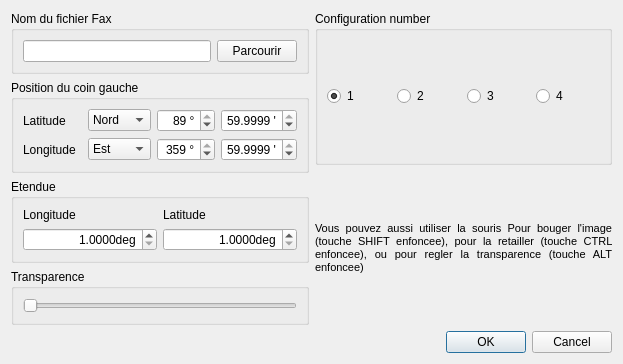
nohal/qtVlm, file src/Ui/dialogFaxMeteo.ui: the form before one commit.
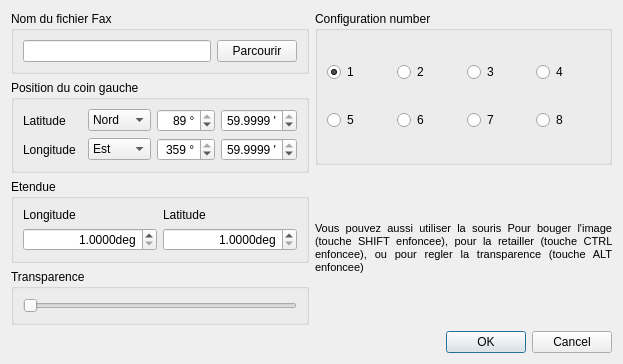
The form after the commit.

```diff
--- a/src/Ui/dialogFaxMeteo.ui
+++ b/src/Ui/dialogFaxMeteo.ui
@@ -7,7 +7,7 @@
     <x>0</x>
     <y>0</y>
     <width>623</width>
-    <height>318</height>
+    <height>328</height>
    </rect>
   </property>
   <property name="windowTitle">
@@ -268,8 +268,8 @@
          <property name="title">
           <string>Configuration number</string>
          </property>
-         <layout class="QHBoxLayout" name="horizontalLayout">
-          <item>
+         <layout class="QGridLayout" name="gridLayout_3">
+          <item row="0" column="0">
            <widget class="QRadioButton" name="preset1">
             <property name="text">
              <string>1</string>
@@ -279,27 +279,55 @@
             </property>
            </widget>
           </item>
-          <item>
+          <item row="0" column="1">
            <widget class="QRadioButton" name="preset2">
             <property name="text">
              <string>2</string>
             </property>
            </widget>
           </item>
-          <item>
+          <item row="0" column="2">
            <widget class="QRadioButton" name="preset3">
             <property name="text">
              <string>3</string>
             </property>
            </widget>
           </item>
-          <item>
+          <item row="0" column="3">
            <widget class="QRadioButton" name="preset4">
             <property name="text">
              <string>4</string>
             </property>
            </widget>
           </item>
+          <item row="1" column="0">
+           <widget class="QRadioButton" name="preset5">
+            <property name="text">
+             <string>5</string>
+            </property>
+           </widget>
+          </item>
+          <item row="1" column="1">
+           <widget class="QRadioButton" name="preset6">
+            <property name="text">
+             <string>6</string>
+            </property>
+           </widget>
+          </item>
+          <item row="1" column="2">
+           <widget class="QRadioButton" name="preset7">
+            <property name="text">
+             <string>7</string>
+            </property>
+           </widget>
+          </item>
+          <item row="1" column="3">
+           <widget class="QRadioButton" name="preset8">
+            <property name="text">
+             <string>8</string>
+            </property>
+           </widget>
+          </item>
          </layout>
         </widget>
        </item>
```
